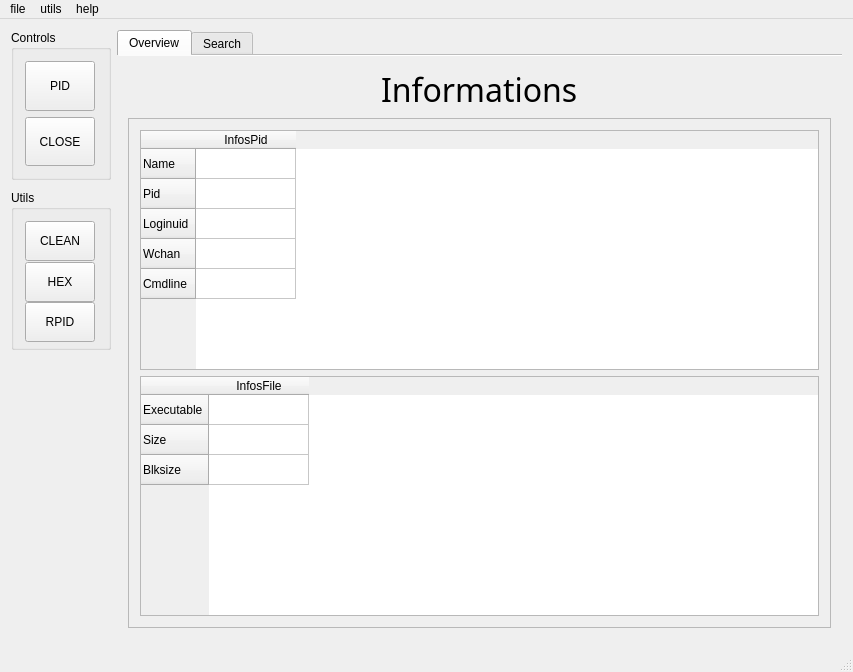
Before: the Qt Designer form src/gui/mainwindow.ui in mentebinaria/maProc, drawn with Qt 5.
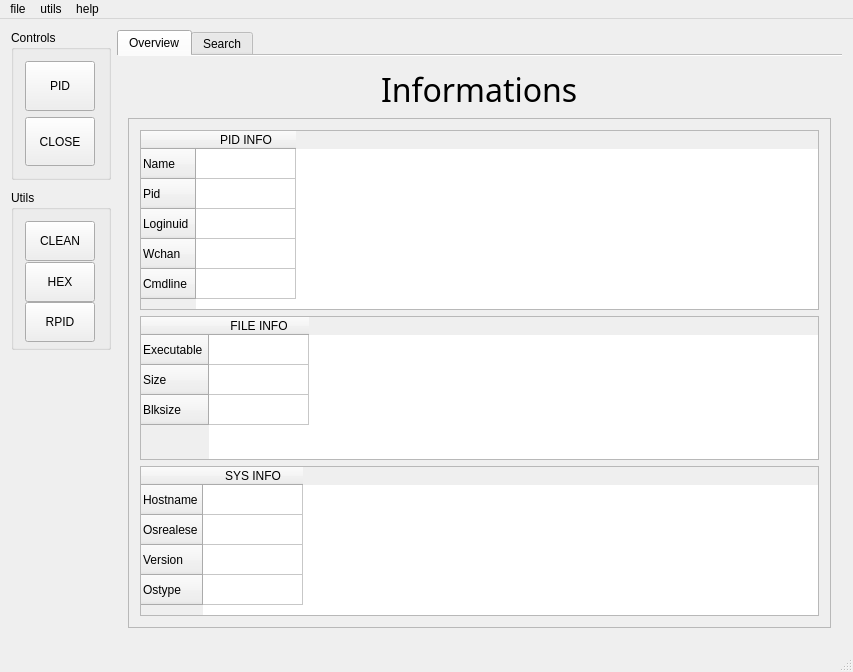
After: the same form once the commit is applied. The open tabs and pages were chosen to show the change.

Commit message: [UPD] new updates for improved mapoc, in the designer, infos, fixed address, new button for hex view

The edit to the form file:
```diff
--- a/src/gui/mainwindow.ui
+++ b/src/gui/mainwindow.ui
@@ -264,10 +264,16 @@
                   <verstretch>0</verstretch>
                  </sizepolicy>
                 </property>
+                <property name="minimumSize">
+                 <size>
+                  <width>0</width>
+                  <height>180</height>
+                 </size>
+                </property>
                 <property name="maximumSize">
                  <size>
                   <width>10000</width>
-                  <height>260</height>
+                  <height>270</height>
                  </size>
                 </property>
                 <row>
@@ -297,7 +303,7 @@
                 </row>
                 <column>
                  <property name="text">
-                  <string>InfosPid</string>
+                  <string>PID INFO</string>
                  </property>
                 </column>
                </widget>
@@ -310,6 +316,12 @@
                   <verstretch>0</verstretch>
                  </sizepolicy>
                 </property>
+                <property name="minimumSize">
+                 <size>
+                  <width>0</width>
+                  <height>100</height>
+                 </size>
+                </property>
                 <property name="maximumSize">
                  <size>
                   <width>10000</width>
@@ -333,7 +345,42 @@
                 </row>
                 <column>
                  <property name="text">
-                  <string>InfosFile</string>
+                  <string>FILE INFO</string>
+                 </property>
+                </column>
+               </widget>
+              </item>
+              <item>
+               <widget class="QTableWidget" name="infos_sys">
+                <property name="minimumSize">
+                 <size>
+                  <width>0</width>
+                  <height>150</height>
+                 </size>
+                </property>
+                <row>
+                 <property name="text">
+                  <string>Hostname</string>
+                 </property>
+                </row>
+                <row>
+                 <property name="text">
+                  <string>Osrealese</string>
+                 </property>
+                </row>
+                <row>
+                 <property name="text">
+                  <string>Version</string>
+                 </property>
+                </row>
+                <row>
+                 <property name="text">
+                  <string>Ostype</string>
+                 </property>
+                </row>
+                <column>
+                 <property name="text">
+                  <string>SYS INFO</string>
                  </property>
                 </column>
                </widget>
```
Left out of the diff: 38 changed lines with no effect on the pictures. The commit also changes 17 other files.
